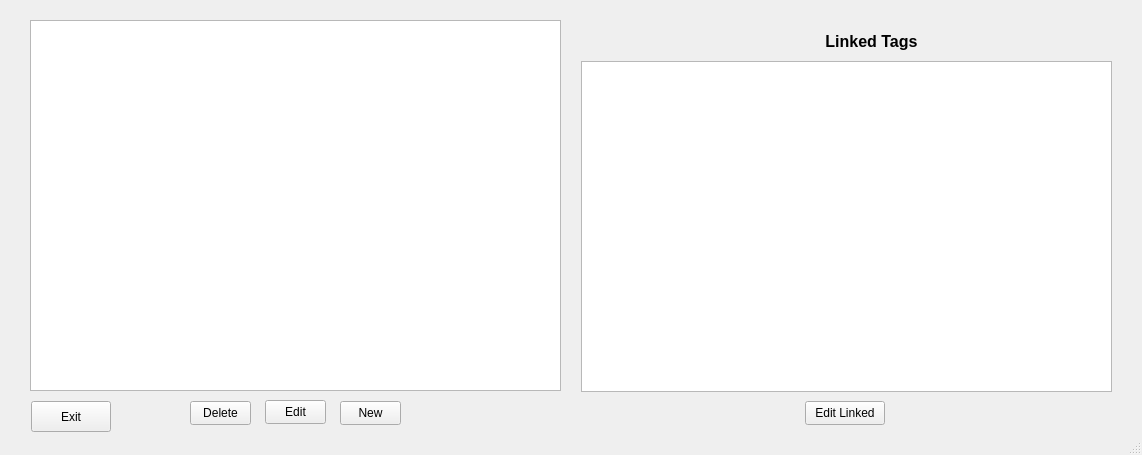
This is qtfolder/MealPlanner/editmultitagswindow.ui in NoorA0/MealPlanner as Qt 5 draws it before an edit. The edited form follows.
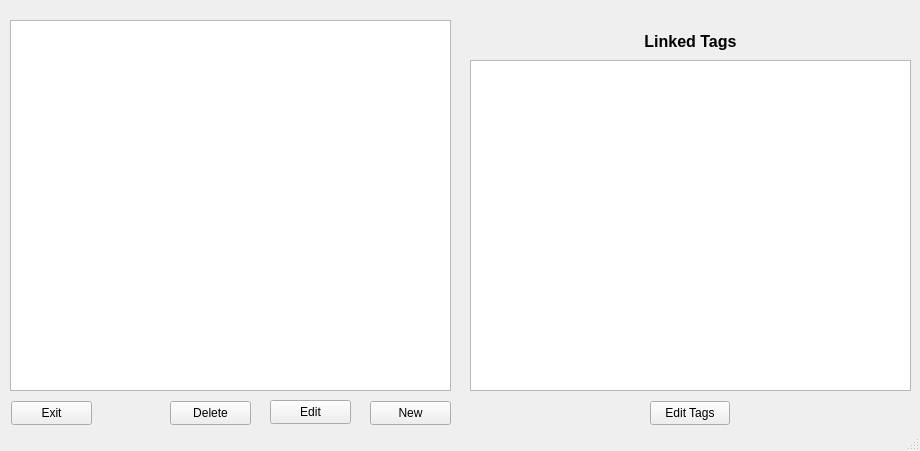
This is the edited form.

```diff
--- a/qtfolder/MealPlanner/editmultitagswindow.ui
+++ b/qtfolder/MealPlanner/editmultitagswindow.ui
@@ -6,8 +6,8 @@
    <rect>
     <x>0</x>
     <y>0</y>
-    <width>1142</width>
-    <height>455</height>
+    <width>920</width>
+    <height>451</height>
    </rect>
   </property>
   <property name="windowTitle">
@@ -17,9 +17,9 @@
    <widget class="QListWidget" name="listWidget_assignedTags">
     <property name="geometry">
      <rect>
-      <x>581</x>
-      <y>61</y>
-      <width>531</width>
+      <x>470</x>
+      <y>60</y>
+      <width>441</width>
       <height>331</height>
      </rect>
     </property>
@@ -36,9 +36,9 @@
    <widget class="QPushButton" name="pushButton_deleteMultitag">
     <property name="geometry">
      <rect>
-      <x>190</x>
+      <x>170</x>
       <y>401</y>
-      <width>61</width>
+      <width>81</width>
       <height>24</height>
      </rect>
     </property>
@@ -49,9 +49,9 @@
    <widget class="QPushButton" name="pushButton_editMultitag">
     <property name="geometry">
      <rect>
-      <x>265</x>
+      <x>270</x>
       <y>400</y>
-      <width>61</width>
+      <width>81</width>
       <height>24</height>
      </rect>
     </property>
@@ -62,22 +62,22 @@
    <widget class="QPushButton" name="pushButton_editLinkedTags">
     <property name="geometry">
      <rect>
-      <x>805</x>
+      <x>650</x>
       <y>401</y>
       <width>80</width>
       <height>24</height>
      </rect>
     </property>
     <property name="text">
-     <string>Edit Linked</string>
+     <string>Edit Tags</string>
     </property>
    </widget>
    <widget class="QListWidget" name="listWidget_multitags">
     <property name="geometry">
      <rect>
-      <x>30</x>
+      <x>10</x>
       <y>20</y>
-      <width>531</width>
+      <width>441</width>
       <height>371</height>
      </rect>
     </property>
@@ -94,10 +94,10 @@
    <widget class="QPushButton" name="pushButton_exit">
     <property name="geometry">
      <rect>
-      <x>31</x>
+      <x>11</x>
       <y>401</y>
-      <width>80</width>
-      <height>31</height>
+      <width>81</width>
+      <height>24</height>
      </rect>
     </property>
     <property name="text">
@@ -107,7 +107,7 @@
    <widget class="QLabel" name="label">
     <property name="geometry">
      <rect>
-      <x>801</x>
+      <x>620</x>
       <y>31</y>
       <width>141</width>
       <height>21</height>
@@ -120,9 +120,9 @@
    <widget class="QPushButton" name="pushButton_newMultitag">
     <property name="geometry">
      <rect>
-      <x>340</x>
+      <x>370</x>
       <y>401</y>
-      <width>61</width>
+      <width>81</width>
       <height>24</height>
      </rect>
     </property>
```
